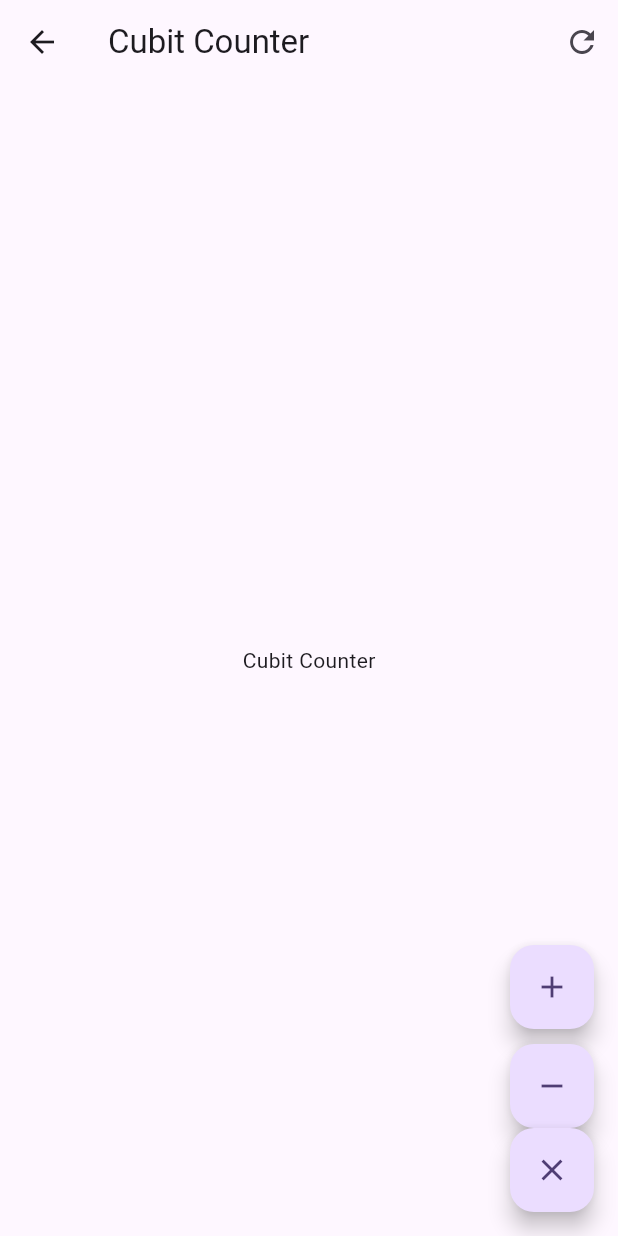
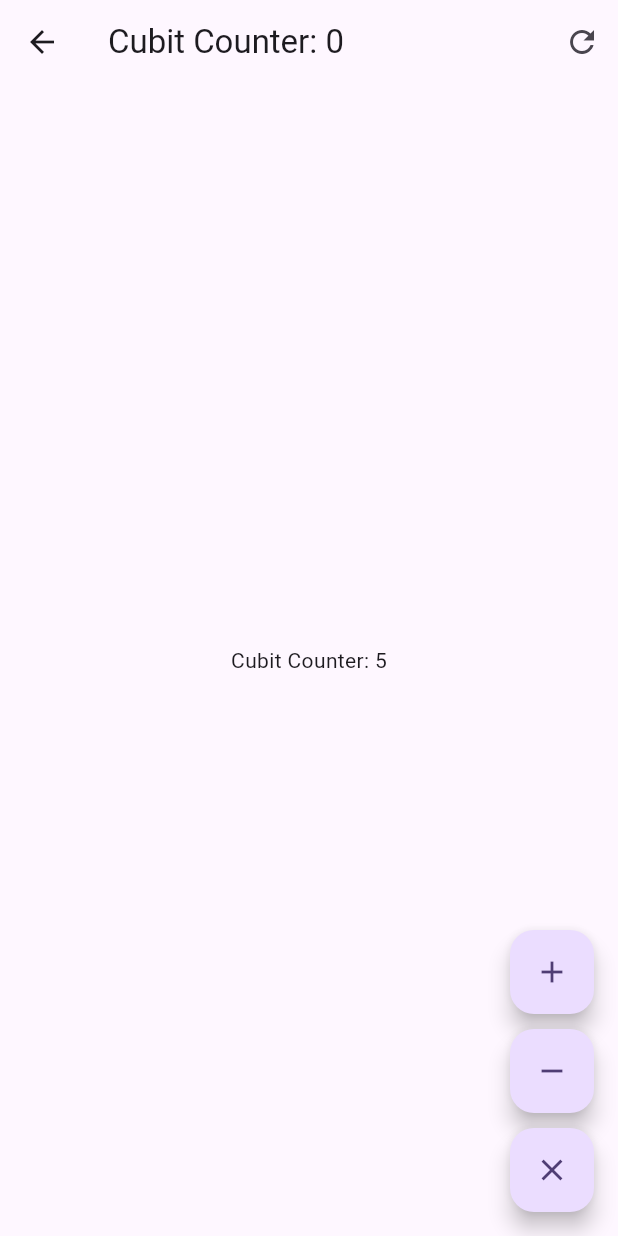
Before and after one commit to AndrexMed/BLoC--Business-Logic-Component----FlutterBloc-y-Cubits, a Flutter app: the screen it shows after launch, after a tap on "Cubits", on a phone screen of 412 x 824 dp. Run offline on Flutter 3.47's test engine with Material 3 defaults, Android fonts, the phone set to English and light mode, and no system bars; our stand-ins replace flutter_bloc, go_router.

Commit message:
Consumir y utilizar el CounterCubit

```diff
--- a/lib/presentation/screens/cubit_counter_screen.dart
+++ b/lib/presentation/screens/cubit_counter_screen.dart
@@ -1,13 +1,26 @@
 import 'package:flutter/material.dart';
+import 'package:flutter_bloc/flutter_bloc.dart';
+import 'package:forms_app/presentation/blocs/counter_cubit/counter_cubit.dart';
 
 class CubitCounterScreen extends StatelessWidget {
   const CubitCounterScreen({super.key});
 
   @override
   Widget build(BuildContext context) {
+    return BlocProvider(
+        create: (context) => CounterCubit(), child: const _CubitCounterView());
+  }
+}
+
+class _CubitCounterView extends StatelessWidget {
+  const _CubitCounterView();
+
+  @override
+  Widget build(BuildContext context) {
+    final counterState = context.watch<CounterCubit>().state;
     return Scaffold(
       appBar: AppBar(
-        title: const Text('Cubit Counter'),
+        title: Text('Cubit Counter: ${counterState.transactionCount}'),
         actions: [
           IconButton(
             icon: const Icon(Icons.refresh),
@@ -15,8 +28,14 @@ class CubitCounterScreen extends StatelessWidget {
           ),
         ],
       ),
-      body: const Center(
-        child: Text('Cubit Counter'),
+      body: Center(
+        child: BlocBuilder<CounterCubit, CounterState>(
+          buildWhen: (previous, current) =>
+              previous.counterValue != current.counterValue,
+          builder: (context, state) {
+            return Text('Cubit Counter: ${state.counterValue}');
+          },
+        ),
       ),
       floatingActionButton: Column(
         mainAxisAlignment: MainAxisAlignment.end,
@@ -32,6 +51,7 @@ class CubitCounterScreen extends StatelessWidget {
             onPressed: () {},
             child: const Icon(Icons.remove),
           ),
+          const SizedBox(height: 10),
           FloatingActionButton(
               heroTag: '3', onPressed: () {}, child: const Icon(Icons.clear)),
         ],
```
